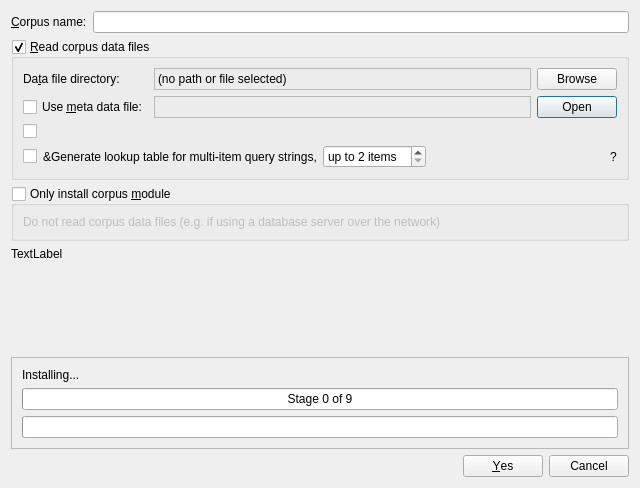
Above: coquery/gui/ui/corpusInstaller.ui from gkunter/coquery before the change. Below: the same form after it.
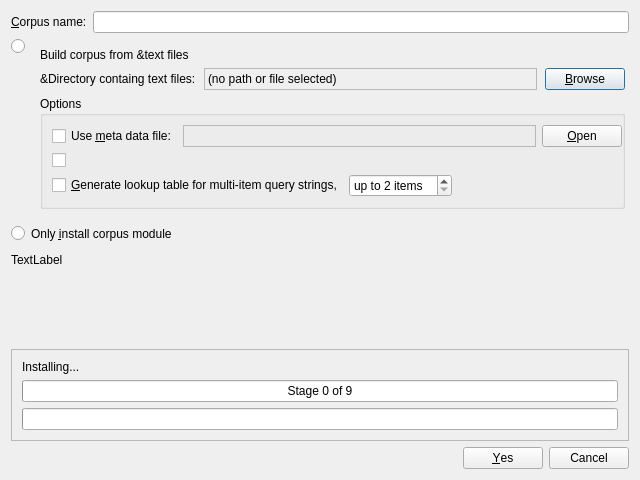
That is the form after the change. Icons and pictures are not drawn. Custom widgets are drawn as their Qt base class.

Commit message: Redesign interface. Fix #231.

Diff of the .ui file:
```diff
--- a/coquery/gui/ui/corpusInstaller.ui
+++ b/coquery/gui/ui/corpusInstaller.ui
@@ -7,7 +7,7 @@
     <x>0</x>
     <y>0</y>
     <width>640</width>
-    <height>488</height>
+    <height>480</height>
    </rect>
   </property>
   <property name="sizePolicy">
@@ -31,7 +31,7 @@
         <string>&amp;Corpus name:</string>
        </property>
        <property name="buddy">
-        <cstring>input_path</cstring>
+        <cstring>corpus_name</cstring>
        </property>
       </widget>
      </item>
@@ -45,84 +45,57 @@
     </layout>
    </item>
    <item>
-    <widget class="QWidget" name="widget_options" native="true">
-     <layout class="QVBoxLayout" name="verticalLayout_3">
-      <property name="leftMargin">
-       <number>0</number>
-      </property>
-      <property name="topMargin">
-       <number>0</number>
-      </property>
-      <property name="rightMargin">
-       <number>0</number>
-      </property>
-      <property name="bottomMargin">
-       <number>0</number>
-      </property>
-      <item>
-       <widget class="QGroupBox" name="group_read_files">
-        <property name="sizePolicy">
-         <sizepolicy hsizetype="Minimum" vsizetype="Minimum">
-          <horstretch>0</horstretch>
-          <verstretch>0</verstretch>
-         </sizepolicy>
-        </property>
-        <property name="title">
-         <string>&amp;Read corpus data files</string>
-        </property>
-        <property name="checkable">
-         <bool>true</bool>
-        </property>
-        <layout class="QVBoxLayout" name="verticalLayout">
-         <item>
+    <layout class="QGridLayout" name="gridLayout_2">
+     <property name="verticalSpacing">
+      <number>8</number>
+     </property>
+     <item row="1" column="1">
+      <widget class="QLabel" name="label_only_module">
+       <property name="text">
+        <string>Only &amp;install corpus module</string>
+       </property>
+       <property name="buddy">
+        <cstring>radio_only_module</cstring>
+       </property>
+      </widget>
+     </item>
+     <item row="0" column="0" alignment="Qt::AlignTop">
+      <widget class="QRadioButton" name="radio_read_files">
+       <property name="text">
+        <string/>
+       </property>
+      </widget>
+     </item>
+     <item row="1" column="0">
+      <widget class="QRadioButton" name="radio_only_module">
+       <property name="text">
+        <string/>
+       </property>
+      </widget>
+     </item>
+     <item row="0" column="1">
+      <widget class="QWidget" name="widget_read_files" native="true">
           <layout class="QGridLayout" name="gridLayout" columnstretch="0,1,0">
+        <property name="rightMargin">
+         <number>4</number>
+        </property>
+        <property name="horizontalSpacing">
+         <number>8</number>
+        </property>
+        <item row="1" column="1">
+         <widget class="CoqClickableLabel" name="input_path">
+          <property name="frameShape">
+           <enum>QFrame::StyledPanel</enum>
+          </property>
+          <property name="frameShadow">
+           <enum>QFrame::Sunken</enum>
+          </property>
+          <property name="text">
+           <string>(no path or file selected)</string>
+          </property>
+         </widget>
+        </item>
            <item row="1" column="2">
-            <widget class="QPushButton" name="button_metafile">
-             <property name="text">
-              <string>Open</string>
-             </property>
-             <property name="icon">
-              <iconset theme="document-open">
-               <normaloff>.</normaloff>.</iconset>
-             </property>
-            </widget>
-           </item>
-           <item row="1" column="1">
-            <widget class="CoqClickableLabel" name="label_metafile">
-             <property name="frameShape">
-              <enum>QFrame::StyledPanel</enum>
-             </property>
-             <property name="frameShadow">
-              <enum>QFrame::Sunken</enum>
-             </property>
-             <property name="text">
-              <string/>
-             </property>
-            </widget>
-           </item>
-           <item row="0" column="0">
-            <widget class="QLabel" name="label_input_path">
-             <property name="sizePolicy">
-              <sizepolicy hsizetype="Minimum" vsizetype="Minimum">
-               <horstretch>0</horstretch>
-               <verstretch>0</verstretch>
-              </sizepolicy>
-             </property>
-             <property name="text">
-              <string>Da&amp;ta file directory:</string>
-             </property>
-             <property name="alignment">
-              <set>Qt::AlignLeading|Qt::AlignLeft|Qt::AlignVCenter</set>
-             </property>
-             <property name="wordWrap">
-              <bool>true</bool>
-             </property>
-             <property name="buddy">
-              <cstring>input_path</cstring>
-             </property>
-            </widget>
-           </item>
-           <item row="0" column="2">
             <widget class="QPushButton" name="button_input_path">
              <property name="sizePolicy">
               <sizepolicy hsizetype="Fixed" vsizetype="Fixed">
@@ -131,37 +104,61 @@
               </sizepolicy>
              </property>
              <property name="text">
-              <string>Browse</string>
+           <string>&amp;Browse</string>
              </property>
              <property name="icon">
               <iconset theme="folder">
-               <normaloff>.</normaloff>.</iconset>
+            <normaloff/>
+           </iconset>
              </property>
              <property name="shortcut">
               <string>Alt+B</string>
              </property>
             </widget>
            </item>
-           <item row="0" column="1">
-            <widget class="CoqClickableLabel" name="input_path">
-             <property name="frameShape">
-              <enum>QFrame::StyledPanel</enum>
-             </property>
-             <property name="frameShadow">
-              <enum>QFrame::Sunken</enum>
-             </property>
-             <property name="text">
-              <string>(no path or file selected)</string>
-             </property>
-            </widget>
-           </item>
-           <item row="1" column="0">
+        <item row="2" column="0" colspan="3">
+         <widget class="QGroupBox" name="groupBox">
+          <property name="title">
+           <string>Options</string>
+          </property>
+          <layout class="QVBoxLayout" name="verticalLayout">
+           <property name="rightMargin">
+            <number>0</number>
+           </property>
+           <item>
+            <layout class="QHBoxLayout" name="horizontalLayout_2" stretch="0,1,0">
+             <item>
             <widget class="QCheckBox" name="check_use_metafile">
              <property name="text">
               <string>Use &amp;meta data file:</string>
              </property>
             </widget>
            </item>
+             <item>
+              <widget class="CoqClickableLabel" name="label_metafile">
+               <property name="frameShape">
+                <enum>QFrame::StyledPanel</enum>
+               </property>
+               <property name="frameShadow">
+                <enum>QFrame::Sunken</enum>
+               </property>
+               <property name="text">
+                <string/>
+               </property>
+              </widget>
+             </item>
+             <item>
+              <widget class="QPushButton" name="button_metafile">
+               <property name="text">
+                <string>&amp;Open</string>
+               </property>
+               <property name="icon">
+                <iconset theme="document-open">
+                 <normaloff/>
+                </iconset>
+               </property>
+              </widget>
+             </item>
           </layout>
          </item>
          <item>
@@ -193,29 +190,13 @@
          </item>
          <item>
           <widget class="QWidget" name="widget_ngram" native="true">
-           <layout class="QHBoxLayout" name="horizontalLayout_3" stretch="0,0,0,1,0">
-            <property name="leftMargin">
-             <number>0</number>
-            </property>
-            <property name="topMargin">
-             <number>0</number>
-            </property>
-            <property name="rightMargin">
-             <number>0</number>
-            </property>
-            <property name="bottomMargin">
+             <layout class="QHBoxLayout" name="horizontalLayout_4">
+              <property name="margin">
              <number>0</number>
             </property>
             <item>
              <widget class="QCheckBox" name="check_ngram">
               <property name="text">
-               <string/>
-              </property>
-             </widget>
-            </item>
-            <item>
-             <widget class="QLabel" name="label_2">
-              <property name="text">
                <string>&amp;Generate lookup table for multi-item query strings,</string>
               </property>
              </widget>
@@ -249,19 +230,29 @@
               </property>
               <property name="sizeHint" stdset="0">
                <size>
-                <width>40</width>
-                <height>20</height>
+                  <width>37</width>
+                  <height>23</height>
                </size>
               </property>
              </spacer>
             </item>
-            <item>
-             <widget class="CoqInfoLabel" name="label_ngram_info">
-              <property name="toolTip">
-               <string>&lt;html&gt;&lt;head/&gt;&lt;body&gt;&lt;p&gt;A lookup table for multi-item queries is an additional database table. For each token in the corpus, this table also contains information on the &lt;span style=&quot; font-style:italic;&quot;&gt;n&lt;/span&gt; following tokens. Using a lookup table can greatly speed up queries that consist of more than one query item. However, it also greatly increases the disk space required for the corpus database, and it increases the time required to install the corpus.&lt;/p&gt;&lt;p&gt;Lookup tables are recommended for the larger corpora such as the BNC, COCA, or COHA.&lt;/p&gt;&lt;p&gt;Note that even if you do not generate a lookup table for multi-item query strings, you can still use query strings that consist of more than one query item, or that are longer than the lookup table. However, in these cases, the query may be relatively slow.&lt;/p&gt;&lt;p&gt;For a detailed description of multi-token lookup tables, see:&lt;/p&gt;&lt;p&gt;Davies, Mark. Semantically-based queries with a joint &lt;span style=&quot; font-style:italic;&quot;&gt;BNC/WordNet&lt;/span&gt; database. In Facchinetti, Roberta (ed.). &lt;span style=&quot; font-style:italic;&quot;&gt;Corpus linguistics 25 years on.&lt;/span&gt; 149–168. Amsterdam: Rodopi.&lt;/p&gt;&lt;/body&gt;&lt;/html&gt;</string>
-              </property>
+             </layout>
+            </widget>
+           </item>
+          </layout>
+         </widget>
+        </item>
+        <item row="1" column="0">
+         <widget class="QLabel" name="label_input_path">
+          <property name="text">
+           <string>&amp;Directory containg text files:</string>
+          </property>
+         </widget>
+        </item>
+        <item row="0" column="0" colspan="3">
+         <widget class="QLabel" name="label_read_files">
               <property name="text">
-               <string>?</string>
+           <string>Build corpus from &amp;text files</string>
               </property>
              </widget>
             </item>
@@ -269,27 +260,13 @@
           </widget>
          </item>
         </layout>
-       </widget>
       </item>
       <item>
-       <widget class="QGroupBox" name="group_only_module">
-        <property name="title">
-         <string>Only install corpus &amp;module</string>
-        </property>
-        <property name="checkable">
-         <bool>true</bool>
-        </property>
-        <property name="checked">
-         <bool>false</bool>
-        </property>
-        <layout class="QVBoxLayout" name="verticalLayout_5">
-         <item>
-          <widget class="QLabel" name="label_4">
-           <property name="text">
-            <string>Do not read corpus data files (e.g. if using a database server over the network)</string>
-           </property>
-          </widget>
-         </item>
+    <widget class="QWidget" name="widget_options" native="true">
+     <layout class="QVBoxLayout" name="verticalLayout_3">
+      <property name="margin">
+       <number>0</number>
+      </property>
         </layout>
        </widget>
       </item>
@@ -313,9 +290,6 @@
         </property>
        </spacer>
       </item>
-     </layout>
-    </widget>
-   </item>
    <item>
     <widget class="QFrame" name="progress_box">
      <property name="frameShape">
@@ -325,16 +299,7 @@
       <enum>QFrame::Raised</enum>
      </property>
      <layout class="QVBoxLayout" name="verticalLayout_2">
-      <property name="leftMargin">
-       <number>10</number>
-      </property>
-      <property name="topMargin">
-       <number>10</number>
-      </property>
-      <property name="rightMargin">
-       <number>10</number>
-      </property>
-      <property name="bottomMargin">
+      <property name="margin">
        <number>10</number>
       </property>
       <item>
@@ -391,11 +356,6 @@
    <extends>QLabel</extends>
    <header location="global">..classes</header>
   </customwidget>
-  <customwidget>
-   <class>CoqInfoLabel</class>
-   <extends>QLabel</extends>
-   <header>..classes</header>
-  </customwidget>
  </customwidgets>
  <resources/>
  <connections>
```
Lines whose indentation alone changed are shown as unchanged. The commit also changes 2 other files.
